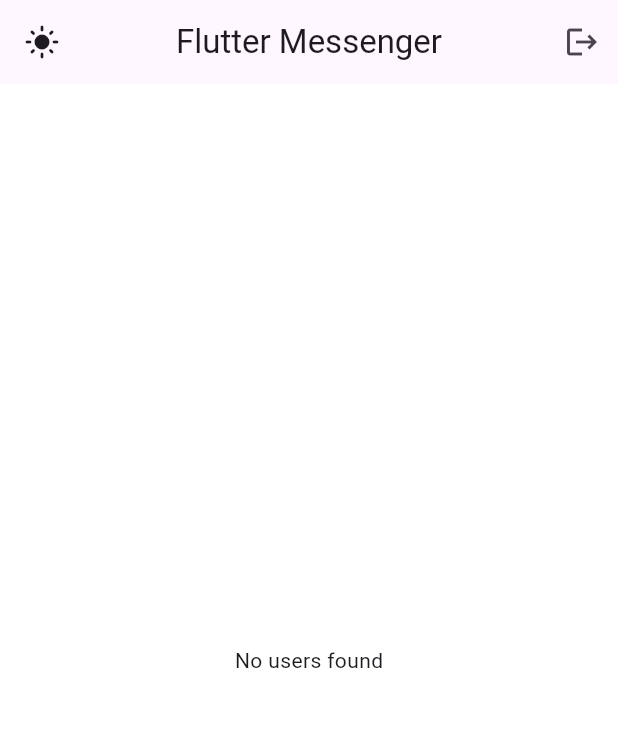
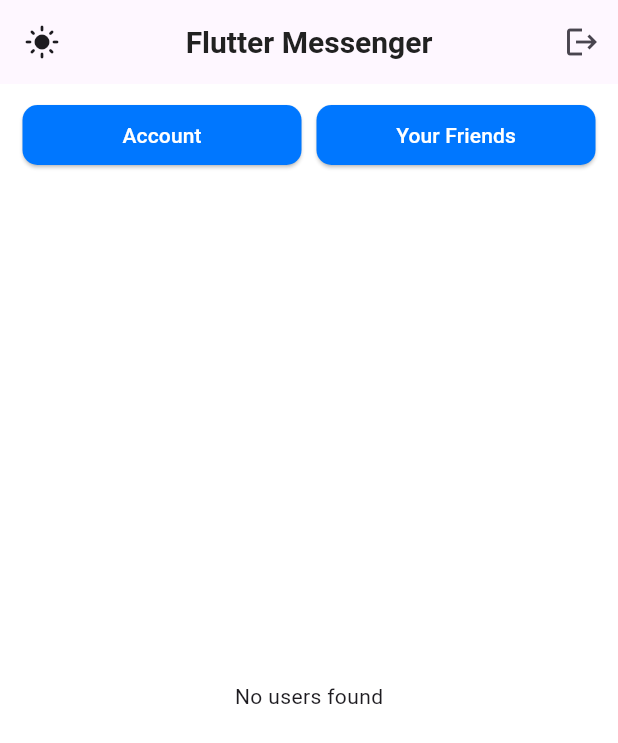
Before and after one commit to pikacu100/Flutter-Messenger, a Flutter app: the screen it shows once a user with an empty profile is signed in, after a tap on the "dark mode" icon, on a phone screen of 412 x 824 dp. Shown: the top 743 px of the screen. Run offline on Flutter 3.47's test engine with Material 3 defaults, Android fonts, the phone set to English and light mode, and no system bars; our stand-ins replace cloud_firestore, firebase_analytics, firebase_auth, firebase_core, google_sign_in; missing offline and left inert: encrypt; accounts and stored records are empty; generated files the repository leaves out were written again.

Commit message:
adding friends

```diff
--- a/lib/screens/landing.dart
+++ b/lib/screens/landing.dart
@@ -1,10 +1,14 @@
 import 'package:cloud_firestore/cloud_firestore.dart';
 import 'package:firebase_auth/firebase_auth.dart';
 import 'package:flutter/material.dart';
+import 'package:flutter/widgets.dart';
 import 'package:flutter_messenger/screens/chat/chatpage.dart';
+import 'package:flutter_messenger/screens/friends.dart';
+import 'package:flutter_messenger/screens/user/account.dart';
 import 'package:flutter_messenger/screens/user/login.dart';
 import 'package:flutter_messenger/services/encryption.dart';
 import 'package:flutter_messenger/services/user.dart';
+import 'package:flutter_messenger/style.dart';
 
 class LandingPage extends StatefulWidget {
   final Function(ThemeMode) onThemeChanged;
@@ -40,6 +44,7 @@ class _LandingPageState extends State<LandingPage> {
       appBar: AppBar(
         centerTitle: true,
         title: const Text('Flutter Messenger'),
+        titleTextStyle: FontStyles().appBarStyle(isDarkMode),
         actions: [
           IconButton(
               onPressed: () => UserData().signUserOut().then((_) =>
@@ -64,8 +69,50 @@ class _LandingPageState extends State<LandingPage> {
         ),
       ),
       body: Padding(
-        padding: const EdgeInsets.symmetric(vertical: 10, horizontal: 5),
-        child: buildUserList(isDarkMode),
+        padding: const EdgeInsets.symmetric(vertical: 10, horizontal: 15),
+        child: Column(
+          children: [
+            Row(
+              mainAxisAlignment: MainAxisAlignment.spaceEvenly,
+              children: [
+                Expanded(
+                  child: ElevatedButton(
+                      onPressed: () => Navigator.push(
+                          context,
+                          MaterialPageRoute(
+                              builder: (context) => const AccountPage())),
+                      style: ElevatedButton.styleFrom(
+                          alignment: Alignment.centerLeft,
+                          backgroundColor: const Color(0xFF0077FF),
+                          foregroundColor: Colors.white,
+                          shape: RoundedRectangleBorder(
+                            borderRadius: BorderRadius.circular(10),
+                          )),
+                      child: const Center(child: Text("Account"))),
+                ),
+                const SizedBox(width: 10),
+                Expanded(
+                  child: ElevatedButton(
+                      onPressed: () => Navigator.push(
+                          context,
+                          MaterialPageRoute(
+                              builder: (context) => FriendsPage(
+                                    onThemeChanged: widget.onThemeChanged,
+                                  ))),
+                      style: ElevatedButton.styleFrom(
+                          alignment: Alignment.centerLeft,
+                          backgroundColor: const Color(0xFF0077FF),
+                          foregroundColor: Colors.white,
+                          shape: RoundedRectangleBorder(
+                            borderRadius: BorderRadius.circular(10),
+                          )),
+                      child: const Center(child: Text("Your Friends"))),
+                ),
+              ],
+            ),
+            Expanded(child: buildUserList(isDarkMode)),
+          ],
+        ),
       ),
     );
   }
@@ -122,7 +169,7 @@ class _LandingPageState extends State<LandingPage> {
               MaterialPageRoute(
                   builder: (context) => ChatPage(
                         receiverUserId: data['uid'],
-                        receiverUserNickname: data['nickname'],
+                        receiverUserNickname: data['nickname'] ?? "Anonymous",
                       )));
         },
       ),
--- /dev/null
+++ b/lib/style.dart
@@ -0,0 +1,12 @@
+import 'package:flutter/material.dart';
+
+class FontStyles {
+
+  TextStyle appBarStyle(bool isDarkMode) {
+    return TextStyle(
+      fontSize: 20,
+      fontWeight: FontWeight.bold,
+      color: isDarkMode ? Colors.white : Colors.grey.shade900,
+    );
+  }
+}
```
Also changed, not shown: lib/screens/adduser.dart (added, +127 -0 lines), lib/screens/chat/chatpage.dart (+26 -15 lines), lib/screens/friends.dart (added, +163 -0 lines), lib/screens/user/account.dart (added, +25 -0 lines), lib/services/user.dart (+16 -0 lines).
